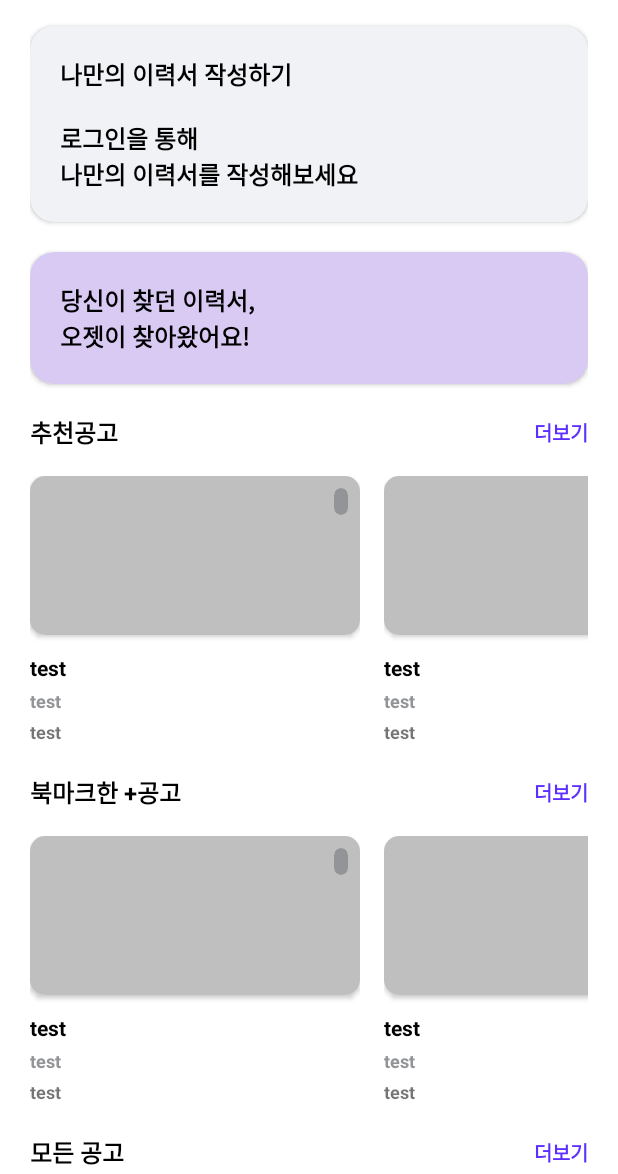
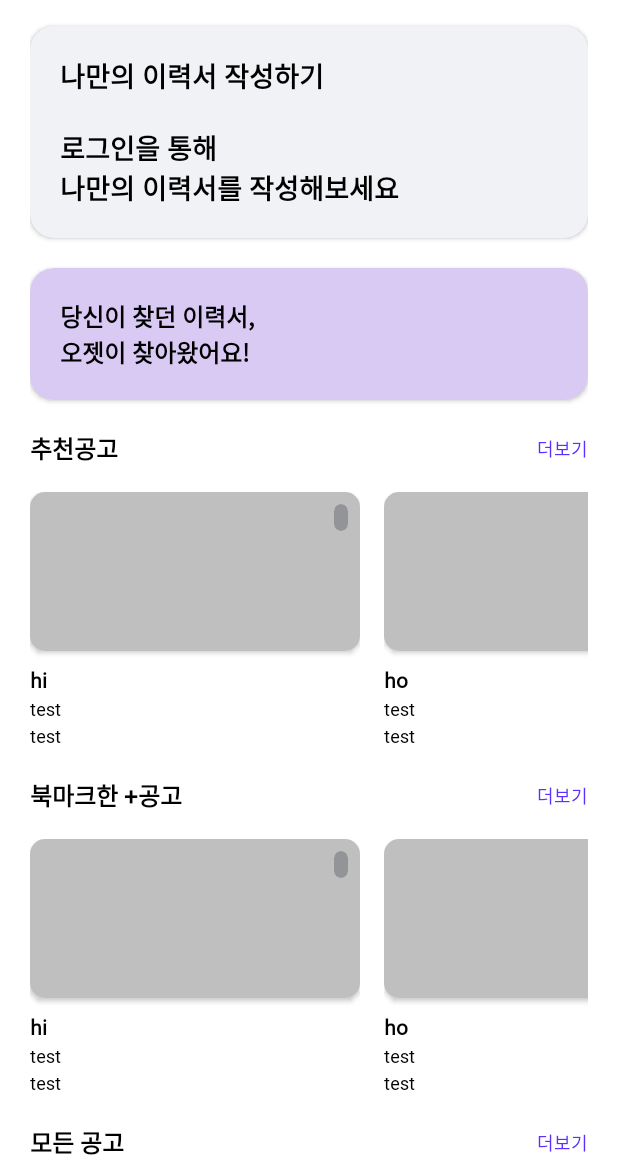
Before and after one commit to ozet-team/ozet-android, an Android app: the screen it shows after launch (MainActivity), on a phone screen of 412 x 824 dp, the part 62-1236 px from its top. Run offline under Robolectric (Android 15) with nearby library versions, the phone set to English and light mode, and no system bars; our stand-ins replace CircleImageView, RxJava, data binding, navigation-ui; 1 statement that could not run was skipped.

Commit message:
text style 적용

```diff
--- a/app/src/main/java/com/team/ozet/views/main_fragment/MainFragment.kt
+++ b/app/src/main/java/com/team/ozet/views/main_fragment/MainFragment.kt
@@ -16,7 +16,6 @@ class MainFragment : BaseFragment<FragmentMainBinding>(R.layout.fragment_main) {
     private val viewModel: MainFragmentViewModel by viewModel()
 
     private lateinit var noticeAdapter: NoticeAdapter
-    private lateinit var mainAdapter: MainAdapter
 
     override fun init() {
         binding.vm = viewModel
@@ -44,19 +43,12 @@ class MainFragment : BaseFragment<FragmentMainBinding>(R.layout.fragment_main) {
 
         noticeAdapter = NoticeAdapter(thisContext)
 
-//        mainAdapter = MainAdapter(noticeAdapter = NoticeAdapter(thisContext))
-//
-//        binding.rvMain.apply {
-//            layoutManager = LinearLayoutManager(
-//                    thisContext,LinearLayoutManager.VERTICAL,false
-//            )
-//            adapter = mainAdapter
-//        }
-
         binding.rvNotice.apply {
             layoutManager = LinearLayoutManager(
                 thisContext, LinearLayoutManager.HORIZONTAL,false)
             adapter = noticeAdapter
+            setRecyclerListener {
+            }
         }
 
         binding.rvNotice2.apply {
--- a/app/src/main/java/com/team/ozet/views/main_fragment/MainFragmentViewModel.kt
+++ b/app/src/main/java/com/team/ozet/views/main_fragment/MainFragmentViewModel.kt
@@ -22,7 +22,7 @@ class MainFragmentViewModel : ViewModel() {
         _clickEvent.call()
     }
     fun setNoticeList(){
-        var list = listOf<String>("hi","ho")
+        var list = listOf<String>("hi","ho","aaa","bbb","ccc","ddd","fff","ggg","hhhh","iiii","jjj","kkk","lll","mmm","nnn","o3")
         _noticeList.value = list
     }
 
--- a/app/src/main/java/com/team/ozet/views/main_fragment/NoticeAdapter.kt
+++ b/app/src/main/java/com/team/ozet/views/main_fragment/NoticeAdapter.kt
@@ -25,6 +25,7 @@ class NoticeAdapter (
             RecyclerView.ViewHolder(binding.root){
                 fun bind (item:String){
                     binding.apply {
+                        tvTitle.text = item
                         cvBookmark.setOnClickListener {
                             // test 용
                             ivBookmark.setImageDrawable(context.getDrawable(R.drawable.bookmark_active_))
--- a/app/src/main/res/layout/fragment_main.xml
+++ b/app/src/main/res/layout/fragment_main.xml
@@ -76,16 +76,13 @@
 
                 <TextView
                     android:id="@+id/tv"
+                    style="@style/Text.H2"
                     android:layout_width="wrap_content"
                     android:layout_height="wrap_content"
-                    android:textSize="16sp"
-                    android:textStyle="bold"
-                    android:textColor="@color/system_black"
                     android:layout_margin="20dp"
                     android:text="나만의 이력서 작성하기 \n\n로그인을 통해\n나만의 이력서를 작성해보세요"
-                    app:layout_constraintTop_toTopOf="parent"
                     app:layout_constraintLeft_toLeftOf="parent"
-                    />
+                    app:layout_constraintTop_toTopOf="parent" />
 
             </androidx.cardview.widget.CardView>
 
@@ -102,13 +99,11 @@
 
                 <TextView
                     android:id="@+id/tv_1"
+                    style="@style/Text.H3"
                     android:layout_width="wrap_content"
                     android:layout_height="wrap_content"
                     android:layout_margin="20dp"
                     android:text="당신이 찾던 이력서,\n오젯이 찾아왔어요!"
-                    android:textColor="@color/system_black"
-                    android:textSize="16sp"
-                    android:textStyle="bold"
                     app:layout_constraintLeft_toLeftOf="parent"
                     app:layout_constraintTop_toTopOf="parent" />
 
@@ -118,26 +113,23 @@
                 android:id="@+id/tv_notice"
                 android:layout_width="wrap_content"
                 android:layout_height="wrap_content"
-                android:textSize="16sp"
-                android:textStyle="bold"
-                android:textColor="@color/on_surface"
+                style="@style/Text.H3"
                 android:text="추천공고"
                 android:layout_marginTop="20dp"
                 app:layout_constraintTop_toBottomOf="@id/cv_test_2"
                 app:layout_constraintLeft_toLeftOf="parent"
                 />
+
             <TextView
                 android:id="@+id/tv_notice_plus"
+                style="@style/Text.H6"
                 android:layout_width="wrap_content"
                 android:layout_height="wrap_content"
-                android:textSize="13sp"
-                android:textStyle="bold"
-                android:textColor="@color/font_purple"
                 android:text="더보기"
-                app:layout_constraintTop_toTopOf="@id/tv_notice"
+                android:textColor="@color/ozet_purple100"
+                app:layout_constraintBottom_toBottomOf="@id/tv_notice"
                 app:layout_constraintRight_toRightOf="parent"
-                app:layout_constraintBottom_toBottomOf="@id/tv_notice"
-                />
+                app:layout_constraintTop_toTopOf="@id/tv_notice" />
 
             <androidx.recyclerview.widget.RecyclerView
                 android:id="@+id/rv_notice"
@@ -156,9 +148,7 @@
                 android:id="@+id/tv_notice_2"
                 android:layout_width="wrap_content"
                 android:layout_height="wrap_content"
-                android:textSize="16sp"
-                android:textStyle="bold"
-                android:textColor="@color/system_black"
+                style="@style/Text.H3"
                 android:text="북마크한 +공고"
                 android:layout_marginTop="20dp"
                 app:layout_constraintTop_toBottomOf="@id/rv_notice"
@@ -166,12 +156,11 @@
                 />
             <TextView
                 android:id="@+id/tv_notice_plus_2"
+                style="@style/Text.H6"
                 android:layout_width="wrap_content"
                 android:layout_height="wrap_content"
-                android:textSize="13sp"
-                android:textStyle="bold"
-                android:textColor="@color/font_purple"
                 android:text="더보기"
+                android:textColor="@color/ozet_purple100"
                 app:layout_constraintTop_toTopOf="@id/tv_notice_2"
                 app:layout_constraintRight_toRightOf="parent"
                 app:layout_constraintBottom_toBottomOf="@id/tv_notice_2"
@@ -192,11 +181,9 @@
 
             <TextView
                 android:id="@+id/tv_notice_3"
+                style="@style/Text.H3"
                 android:layout_width="wrap_content"
                 android:layout_height="wrap_content"
-                android:textSize="16sp"
-                android:textStyle="bold"
-                android:textColor="@color/system_black"
                 android:text="모든 공고"
                 android:layout_marginTop="20dp"
                 app:layout_constraintTop_toBottomOf="@id/rv_notice_2"
@@ -204,11 +191,10 @@
                 />
             <TextView
                 android:id="@+id/tv_notice_plus_3"
+                style="@style/Text.H6"
                 android:layout_width="wrap_content"
                 android:layout_height="wrap_content"
-                android:textSize="13sp"
-                android:textStyle="bold"
-                android:textColor="@color/font_purple"
+                android:textColor="@color/ozet_purple100"
                 android:text="더보기"
                 app:layout_constraintTop_toTopOf="@id/tv_notice_3"
                 app:layout_constraintRight_toRightOf="parent"
@@ -231,22 +217,4 @@
 
     </ScrollView>
 
-<!--    <androidx.constraintlayout.widget.ConstraintLayout-->
-<!--        android:layout_width="match_parent"-->
-<!--        android:layout_height="match_parent"-->
-<!--        >-->
-
-<!--        <androidx.recyclerview.widget.RecyclerView-->
-<!--            android:id="@+id/rv_main"-->
-<!--            android:layout_width="match_parent"-->
-<!--            android:layout_height="match_parent"-->
-<!--            />-->
-
-<!--    </androidx.constraintlayout.widget.ConstraintLayout>-->
-
-
-
-
-
-
 </layout>
--- a/app/src/main/res/layout/item_notice.xml
+++ b/app/src/main/res/layout/item_notice.xml
@@ -48,38 +48,33 @@
 
     <TextView
         android:id="@+id/tv_title"
+        style="@style/Text.H5"
         android:layout_width="0dp"
         android:layout_height="wrap_content"
         android:layout_marginTop="12dp"
         android:text="test"
-        android:textColor="@color/on_surface"
-        android:textSize="14sp"
-        android:textStyle="bold"
         app:layout_constraintLeft_toLeftOf="parent"
         app:layout_constraintRight_toRightOf="parent"
         app:layout_constraintTop_toBottomOf="@id/cv" />
 
     <TextView
         android:id="@+id/tv_comment_1"
+        style="@style/Text.H6"
         android:layout_width="0dp"
         android:layout_height="wrap_content"
         android:layout_marginTop="4dp"
         android:text="test"
-        android:textColor="@color/system_gray03"
-        android:textSize="12sp"
-        android:textStyle="bold"
         app:layout_constraintLeft_toLeftOf="parent"
         app:layout_constraintRight_toRightOf="parent"
         app:layout_constraintTop_toBottomOf="@id/tv_title" />
 
     <TextView
         android:id="@+id/tv_comment_2"
+        style="@style/Text.H6"
         android:layout_width="0dp"
         android:layout_height="wrap_content"
         android:layout_marginTop="4dp"
         android:text="test"
-        android:textSize="12sp"
-        android:textStyle="bold"
         app:layout_constraintLeft_toLeftOf="parent"
         app:layout_constraintRight_toRightOf="parent"
         app:layout_constraintTop_toBottomOf="@id/tv_comment_1" />
```
Also changed, not shown: app/src/main/java/com/team/ozet/views/main_fragment/MainAdapter.kt (deleted, +0 -34 lines), app/src/main/res/layout/item_main.xml (deleted, +0 -215 lines).
